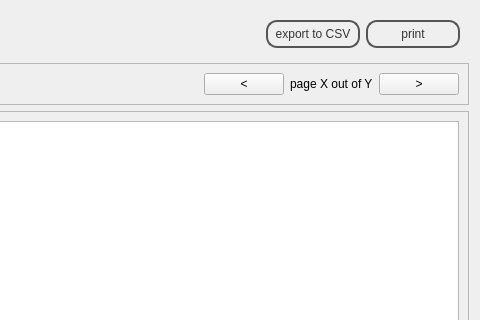
eguzki/penyamanager, file penyamanager/stockmanagementwindow.ui: the form before one commit; both pictures show x 720 to 1200 and y 0 to 320 of the 1200 by 1000 pixel window.
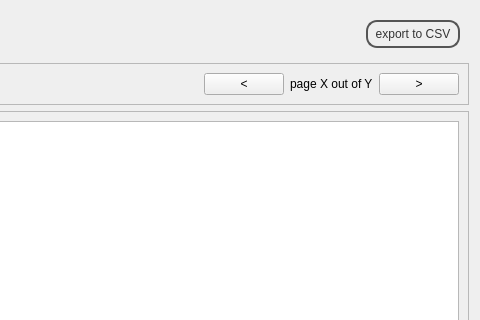
The form after the commit.

Patch:
```diff
--- a/penyamanager/stockmanagementwindow.ui
+++ b/penyamanager/stockmanagementwindow.ui
@@ -87,13 +87,6 @@
         </property>
        </widget>
       </item>
-      <item>
-       <widget class="QPushButton" name="printPushButton">
-        <property name="text">
-         <string>print</string>
-        </property>
-       </widget>
-      </item>
      </layout>
     </widget>
    </item>
```
